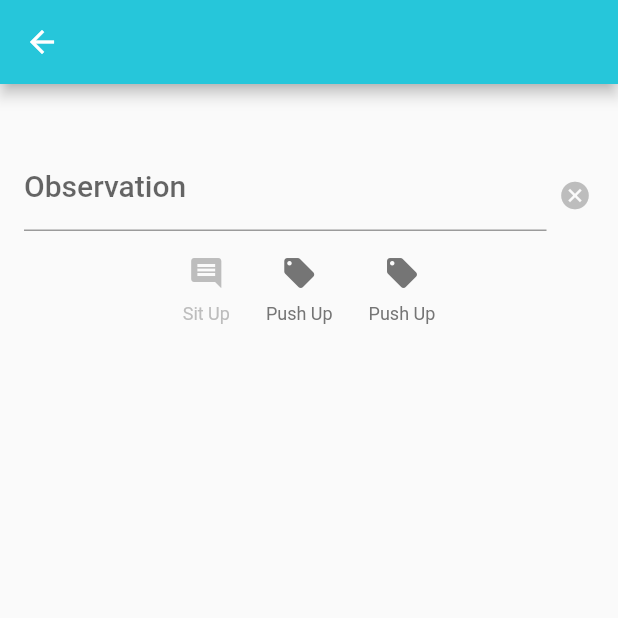
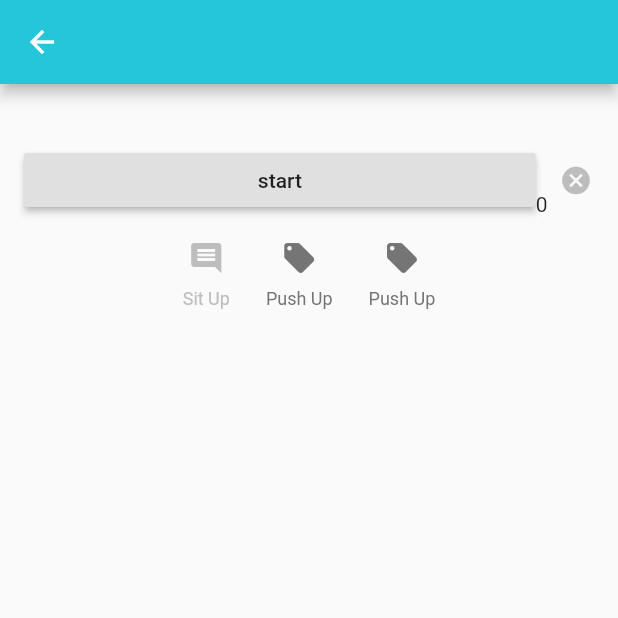
Before and after one commit to rivuzu/esdm, a Flutter app: the CadetReadiness screen opened directly, after a tap on "Sit Up", on a phone screen of 412 x 824 dp, the top half of it. Run offline on Flutter 3.47's test engine with Material 2 defaults, Android fonts, the phone set to English and light mode, and no system bars.

Commit message:
cadetreadiness timer

```diff
--- a/lib/src/CadetReadiness/index.dart
+++ b/lib/src/CadetReadiness/index.dart
@@ -10,19 +10,38 @@ enum FormType { login, register }
 
 class _CadetReadinessState extends State<CadetReadiness>{
 
-  bool visibilityTag = false;
-  bool visibilityObs = false;
+  bool visibilitySitUp = false;
+  bool visibilityPushUp = false;
 
   void _changed(bool visibility, String field) {
     setState(() {
-      if (field == "tag"){
-        visibilityTag = visibility;
+      if (field == "SitUp"){
+        visibilitySitUp = visibility;
       }
-      if (field == "obs"){
-        visibilityObs = visibility;
+      if (field == "PushUp"){
+        visibilityPushUp = visibility;
       }
     });
   }
+
+  Timer _timer;
+int _start = 0;
+
+void startTimer() {
+  const oneSec = const Duration(seconds: 1);
+  _timer = new Timer.periodic(
+    oneSec,
+    (Timer timer) => setState(
+      () {
+        if (_start < 0) {
+          timer.cancel();
+        } else {
+          _start = _start + 1;
+        }
+      },
+    ),
+  );
+}
 
   @override
   Widget build(BuildContext context){
@@ -38,8 +57,36 @@ class _CadetReadinessState extends State<CadetReadiness>{
             margin: new EdgeInsets.only(left: 16.0, right: 16.0),
             child: new Column(
               children: <Widget>[
-                visibilityObs ? new Row(
+                visibilityPushUp ? new Row(
                   crossAxisAlignment: CrossAxisAlignment.end,
+                  children: <Widget>[
+
+                    new Expanded(
+                      flex: 11,
+                      child:   RaisedButton(
+                        onPressed: () {
+                          startTimer();
+                        },
+                        child: Text("start"),
+                      ),
+                    ),
+                    new SizedBox(height: 24.0),
+                    Text("$_start"),
+                    new Expanded(
+                      flex: 1,
+                      child: new IconButton(
+                        color: Colors.grey[400],
+                        icon: const Icon(Icons.cancel, size: 22.0,),
+                        onPressed: () {
+                          _changed(false, "PushUp");
+                        },
+                      ),
+                    ),
+                  ],
+                ) : new Container(),
+
+                visibilitySitUp ? new Row(
+                  // crossAxisAlignment: CrossAxisAlignment.end,
                   children: <Widget>[
                     new Expanded(
                       flex: 11,
@@ -47,7 +94,7 @@ class _CadetReadinessState extends State<CadetReadiness>{
                         maxLines: 1,
                         style: Theme.of(context).textTheme.title,
                         decoration: new InputDecoration(
-                          labelText: "Observation",
+                          labelText: "SitUp",
                           isDense: true
                         ),
                       ),
@@ -58,34 +105,7 @@ class _CadetReadinessState extends State<CadetReadiness>{
                         color: Colors.grey[400],
                         icon: const Icon(Icons.cancel, size: 22.0,),
                         onPressed: () {
-                          _changed(false, "obs");
-                        },
-                      ),
-                    ),
-                  ],
-                ) : new Container(),
-
-                visibilityTag ? new Row(
-                  crossAxisAlignment: CrossAxisAlignment.end,
-                  children: <Widget>[
-                    new Expanded(
-                      flex: 11,
-                      child: new TextField(
-                        maxLines: 1,
-                        style: Theme.of(context).textTheme.title,
-                        decoration: new InputDecoration(
-                          labelText: "Tags",
-                          isDense: true
-                        ),
-                      ),
-                    ),
-                    new Expanded(
-                      flex: 1,
-                      child: new IconButton(
-                        color: Colors.grey[400],
-                        icon: const Icon(Icons.cancel, size: 22.0,),
-                        onPressed: () {
-                          _changed(false, "tag");
+                          _changed(false, "SitUp");
                         },
                       ),
                     ),
@@ -101,13 +121,13 @@ class _CadetReadinessState extends State<CadetReadiness>{
             children: <Widget>[
               new InkWell(
                 onTap: () {
-                  visibilityObs ? null : _changed(true, "obs");
+                  visibilityPushUp ? null : _changed(true, "PushUp");
                 },
                 child: new Container(
                   margin: new EdgeInsets.only(top: 16.0),
                   child: new Column(
                     children: <Widget>[
-                      new Icon(Icons.comment, color: visibilityObs ? Colors.grey[400] : Colors.grey[600]),
+                      new Icon(Icons.comment, color: visibilityPushUp ? Colors.grey[400] : Colors.grey[600]),
                       new Container(
                         margin: const EdgeInsets.only(top: 8.0),
                         child: new Text(
@@ -115,7 +135,7 @@ class _CadetReadinessState extends State<CadetReadiness>{
                           style: new TextStyle(
                             fontSize: 12.0,
                             fontWeight: FontWeight.w400,
-                            color: visibilityObs ? Colors.grey[400] : Colors.grey[600],
+                            color: visibilityPushUp ? Colors.grey[400] : Colors.grey[600],
                           ),
                         ),
                       ),
@@ -126,13 +146,13 @@ class _CadetReadinessState extends State<CadetReadiness>{
               new SizedBox(width: 24.0),
               new InkWell(
                 onTap: () {
-                  visibilityTag ? null : _changed(true, "tag");
+                  visibilitySitUp ? null : _changed(true, "tag");
                 },
                 child: new Container(
                   margin: new EdgeInsets.only(top: 16.0),
                   child: new Column(
                     children: <Widget>[
-                      new Icon(Icons.local_offer, color: visibilityTag ? Colors.grey[400] : Colors.grey[600]),
+                      new Icon(Icons.local_offer, color: visibilitySitUp ? Colors.grey[400] : Colors.grey[600]),
                       new Container(
                         margin: const EdgeInsets.only(top: 8.0),
                         child: new Text(
@@ -140,7 +160,7 @@ class _CadetReadinessState extends State<CadetReadiness>{
                           style: new TextStyle(
                             fontSize: 12.0,
                             fontWeight: FontWeight.w400,
-                            color: visibilityTag ? Colors.grey[400] : Colors.grey[600],
+                            color: visibilitySitUp ? Colors.grey[400] : Colors.grey[600],
                           ),
                         ),
                       ),
@@ -151,13 +171,13 @@ class _CadetReadinessState extends State<CadetReadiness>{
               new SizedBox(width: 24.0),
               new InkWell(
                 onTap: () {
-                  visibilityTag ? null : _changed(true, "tag");
+                  visibilitySitUp ? null : _changed(true, "tag");
                 },
                 child: new Container(
                   margin: new EdgeInsets.only(top: 16.0),
                   child: new Column(
                     children: <Widget>[
-                      new Icon(Icons.local_offer, color: visibilityTag ? Colors.grey[400] : Colors.grey[600]),
+                      new Icon(Icons.local_offer, color: visibilitySitUp ? Colors.grey[400] : Colors.grey[600]),
                       new Container(
                         margin: const EdgeInsets.only(top: 8.0),
                         child: new Text(
@@ -165,7 +185,7 @@ class _CadetReadinessState extends State<CadetReadiness>{
                           style: new TextStyle(
                             fontSize: 12.0,
                             fontWeight: FontWeight.w400,
-                            color: visibilityTag ? Colors.grey[400] : Colors.grey[600],
+                            color: visibilitySitUp ? Colors.grey[400] : Colors.grey[600],
                           ),
                         ),
                       ),
```
